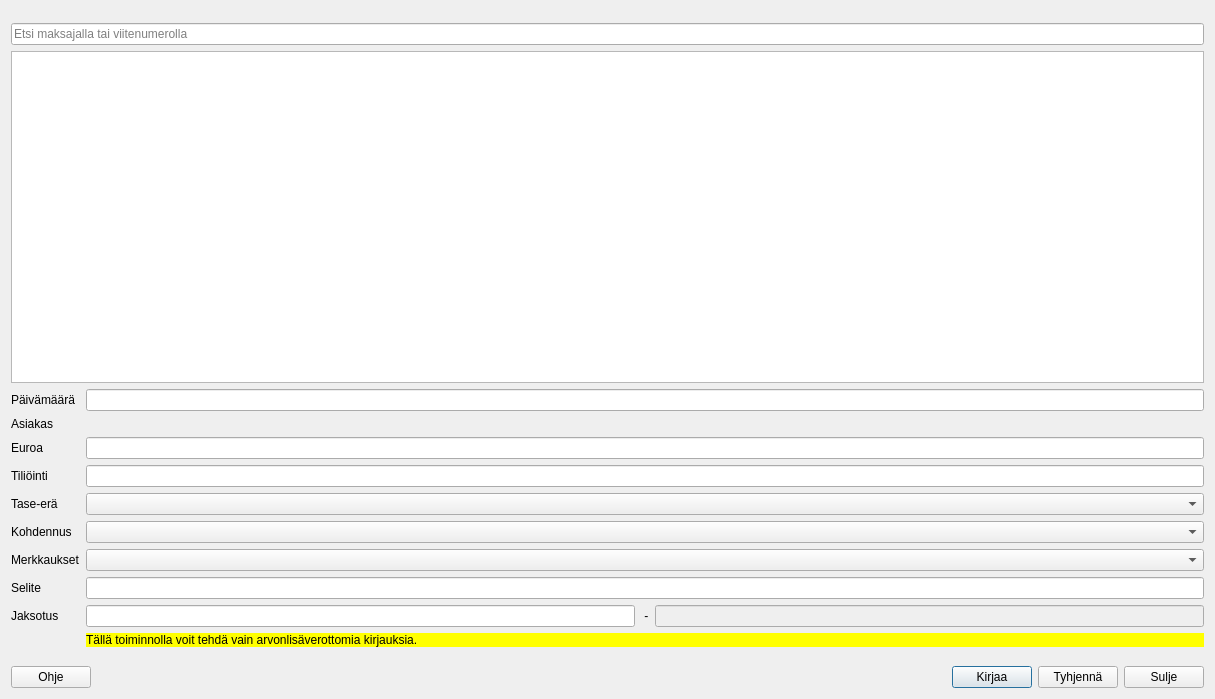
The window that kitsas/apuri/tiliotekirjaaja.ui (artoh/kitupiikki) describes before a commit, drawn with Qt 5.
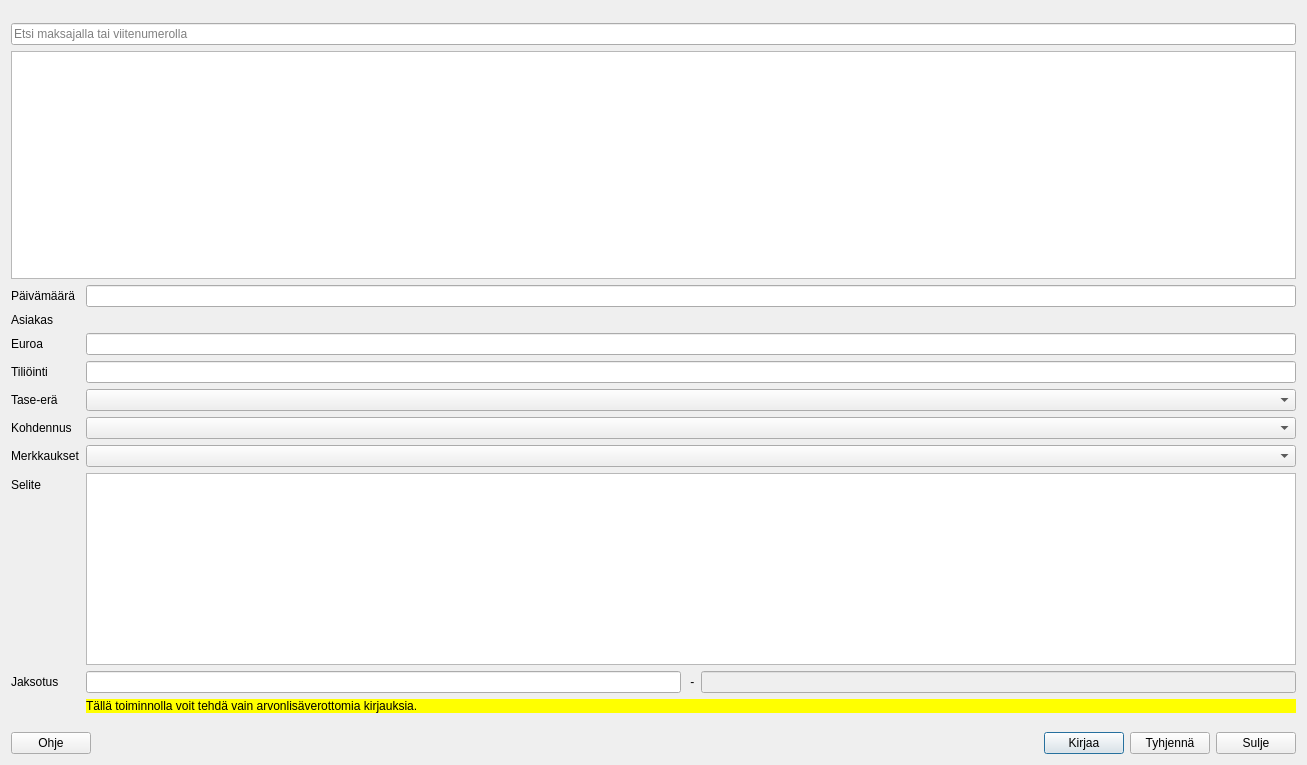
The same window after the commit. Icons and pictures are not drawn. Custom widgets are drawn as their Qt base class.

```diff
--- a/kitsas/apuri/tiliotekirjaaja.ui
+++ b/kitsas/apuri/tiliotekirjaaja.ui
@@ -6,8 +6,8 @@
    <rect>
     <x>0</x>
     <y>0</y>
-    <width>1215</width>
-    <height>699</height>
+    <width>1307</width>
+    <height>765</height>
    </rect>
   </property>
   <property name="windowTitle">
@@ -144,9 +144,6 @@
        </property>
       </widget>
      </item>
-     <item row="7" column="1">
-      <widget class="QLineEdit" name="seliteEdit"/>
-     </item>
      <item row="4" column="0">
       <widget class="QLabel" name="eraLabel">
        <property name="text">
@@ -157,14 +154,14 @@
      <item row="4" column="1">
       <widget class="EraCombo" name="eraCombo"/>
      </item>
-     <item row="8" column="0">
+     <item row="9" column="0">
       <widget class="QLabel" name="jaksotusLabel">
        <property name="text">
         <string>Jaksotus</string>
        </property>
       </widget>
      </item>
-     <item row="8" column="1">
+     <item row="9" column="1">
       <layout class="QHBoxLayout" name="horizontalLayout">
        <item>
         <widget class="KpDateEdit" name="jaksoAlkaaEdit"/>
@@ -188,7 +185,7 @@
        </item>
       </layout>
      </item>
-     <item row="9" column="1">
+     <item row="10" column="1">
       <widget class="QLabel" name="alvVaro">
        <property name="styleSheet">
         <string notr="true">background-color: rgb(255, 255, 0);</string>
@@ -198,6 +195,16 @@
        </property>
       </widget>
      </item>
+     <item row="7" column="1">
+      <widget class="QTextEdit" name="seliteEdit">
+       <property name="minimumSize">
+        <size>
+         <width>0</width>
+         <height>120</height>
+        </size>
+       </property>
+      </widget>
+     </item>
     </layout>
    </item>
    <item>
```
Left out of the diff: 10 changed lines with no effect on the pictures.
